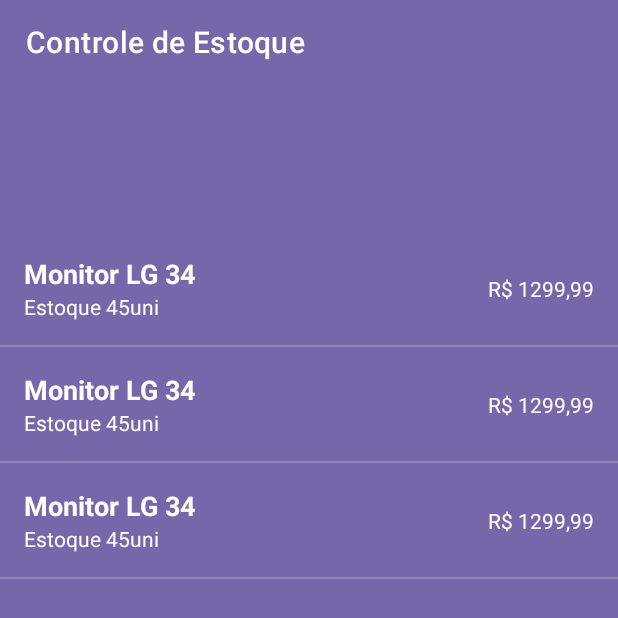
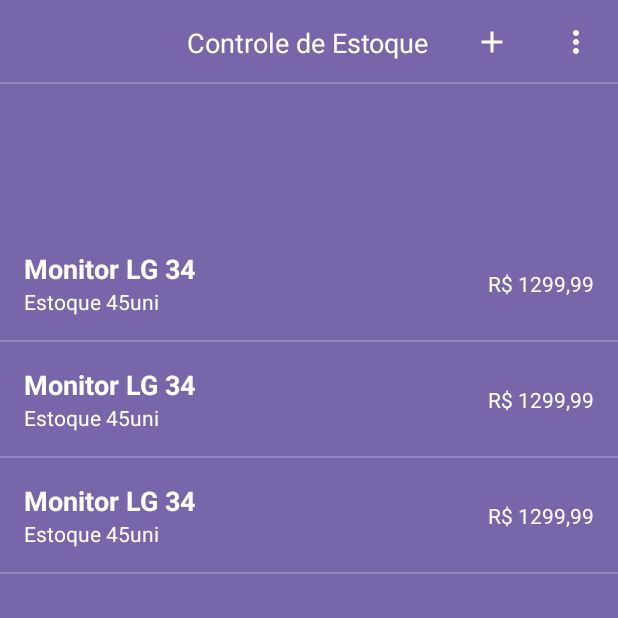
Before and after one commit to natasharhayane/ControleDeProdutos, an Android app: the layout activity_main.xml on its own in the app's theme, with its tools: preview values and no code run, on a phone screen of 412 x 824 dp. Shown: the top 618 px of the screen. Run offline under Robolectric (Android 15) with nearby library versions, the phone set to English and light mode, and no system bars; plain views replace SwipeableRecyclerView.

Commit message:
Atualização - Criando toolbar customizada e adicionando evento de clique ao menu

```diff
--- /dev/null
+++ b/app/src/main/res/drawable/ic_ver_mais.xml
@@ -0,0 +1,5 @@
+<vector android:height="24dp" android:tint="#ffff"
+    android:viewportHeight="24" android:viewportWidth="24"
+    android:width="24dp" xmlns:android="http://schemas.android.com/apk/res/android">
+    <path android:fillColor="@android:color/white" android:pathData="M12,8c1.1,0 2,-0.9 2,-2s-0.9,-2 -2,-2 -2,0.9 -2,2 0.9,2 2,2zM12,10c-1.1,0 -2,0.9 -2,2s0.9,2 2,2 2,-0.9 2,-2 -0.9,-2 -2,-2zM12,16c-1.1,0 -2,0.9 -2,2s0.9,2 2,2 2,-0.9 2,-2 -0.9,-2 -2,-2z"/>
+</vector>
--- a/app/src/main/res/layout/activity_main.xml
+++ b/app/src/main/res/layout/activity_main.xml
@@ -7,24 +7,9 @@
     android:background="#f76a"
     tools:context=".MainActivity">
 
-    <ImageView
-        android:layout_width="match_parent"
-        android:layout_height="0dp"
-        app:layout_constraintBottom_toTopOf="@+id/rvProdutos"
-        app:layout_constraintEnd_toEndOf="parent"
-        app:layout_constraintStart_toStartOf="parent"
-        app:layout_constraintTop_toBottomOf="@+id/toolbar" />
-
-    <androidx.appcompat.widget.Toolbar
-        android:id="@+id/toolbar"
-        android:layout_width="409dp"
-        android:layout_height="wrap_content"
-        android:background="#f76a"
-        app:title="Controle de Estoque"
-        android:gravity="center"
-        android:minHeight="?attr/actionBarSize"
-        app:titleTextColor="@color/white"
-        android:theme="?attr/actionBarTheme"
+    <include
+        android:id="@+id/include"
+        layout="@layout/toolbar"
         app:layout_constraintEnd_toEndOf="parent"
         app:layout_constraintStart_toStartOf="parent"
         app:layout_constraintTop_toTopOf="parent" />
@@ -32,7 +17,8 @@
     <com.tsuryo.swipeablerv.SwipeableRecyclerView
         android:id="@+id/rvProdutos"
         android:layout_width="match_parent"
-        android:layout_height="670dp"
+        android:layout_height="673dp"
+        android:contentDescription="Itens"
         app:layout_constraintBottom_toBottomOf="parent"
         app:layout_constraintEnd_toEndOf="parent"
         app:layout_constraintHorizontal_bias="1.0"
@@ -43,7 +29,6 @@
         app:leftImage="@drawable/ic_baseline_delete_24"
         app:leftText="Delete"
         app:rightBgColor="#f76a"
-        android:contentDescription="Itens"
         app:rightImage="@drawable/ic_baseline_edit_24"
         tools:listitem="@layout/item_produto" />
 
--- /dev/null
+++ b/app/src/main/res/layout/toolbar.xml
@@ -0,0 +1,57 @@
+<?xml version="1.0" encoding="utf-8"?>
+<androidx.constraintlayout.widget.ConstraintLayout xmlns:android="http://schemas.android.com/apk/res/android"
+    xmlns:app="http://schemas.android.com/apk/res-auto"
+    xmlns:tools="http://schemas.android.com/tools"
+    android:layout_width="match_parent"
+    android:layout_height="?actionBarSize"
+    android:background="@android:color/transparent">
+
+    <TextView
+        android:id="@+id/textView"
+        android:layout_width="wrap_content"
+        android:layout_height="wrap_content"
+        android:text="Controle de Estoque"
+        android:textColor="@color/white"
+        android:textSize="18sp"
+        app:layout_constraintBottom_toBottomOf="parent"
+        app:layout_constraintEnd_toEndOf="parent"
+        app:layout_constraintHorizontal_bias="0.497"
+        app:layout_constraintStart_toStartOf="parent"
+        app:layout_constraintTop_toTopOf="parent" />
+
+    <ImageView
+        android:layout_width="match_parent"
+        android:layout_height="1dp"
+        android:alpha="0.2"
+        android:background="@color/white"
+        app:layout_constraintBottom_toBottomOf="parent"
+        app:layout_constraintEnd_toEndOf="parent"
+        app:layout_constraintHorizontal_bias="0.0"
+        app:layout_constraintStart_toStartOf="parent"
+        app:layout_constraintTop_toBottomOf="@+id/textView"
+        app:layout_constraintVertical_bias="1.0" />
+
+    <ImageButton
+        android:id="@+id/ib_add"
+        android:layout_width="wrap_content"
+        android:layout_height="match_parent"
+        android:background="@android:color/transparent"
+        android:paddingStart="16dp"
+        android:paddingEnd="16dp"
+        android:src="@drawable/ic_add"
+        app:layout_constraintBottom_toBottomOf="parent"
+        app:layout_constraintEnd_toStartOf="@+id/ib_ver_mais"
+        app:layout_constraintTop_toTopOf="parent" />
+
+    <ImageButton
+        android:id="@+id/ib_ver_mais"
+        android:layout_width="wrap_content"
+        android:layout_height="match_parent"
+        android:background="@android:color/transparent"
+        android:paddingStart="16dp"
+        android:paddingEnd="16dp"
+        android:src="@drawable/ic_ver_mais"
+        app:layout_constraintBottom_toBottomOf="parent"
+        app:layout_constraintEnd_toEndOf="parent"
+        app:layout_constraintTop_toTopOf="parent" />
+</androidx.constraintlayout.widget.ConstraintLayout>
--- a/app/src/main/res/values-night/themes.xml
+++ b/app/src/main/res/values-night/themes.xml
@@ -1,6 +1,6 @@
 <resources xmlns:tools="http://schemas.android.com/tools">
     <!-- Base application theme. -->
-    <style name="Theme.ControleDeProdutos" parent="Theme.MaterialComponents.DayNight.DarkActionBar">
+    <style name="Theme.ControleDeProdutos" parent="Theme.MaterialComponents.DayNight.NoActionBar">
         <!-- Primary brand color. -->
         <item name="colorPrimary">@color/purple_200</item>
         <item name="colorPrimaryVariant">@color/purple_700</item>
```
Also changed, not shown: app/src/main/java/com/example/controledeprodutos/MainActivity.java (+25 -19 lines), app/src/main/res/menu/menu_toolbar.xml (+2 -10 lines).
